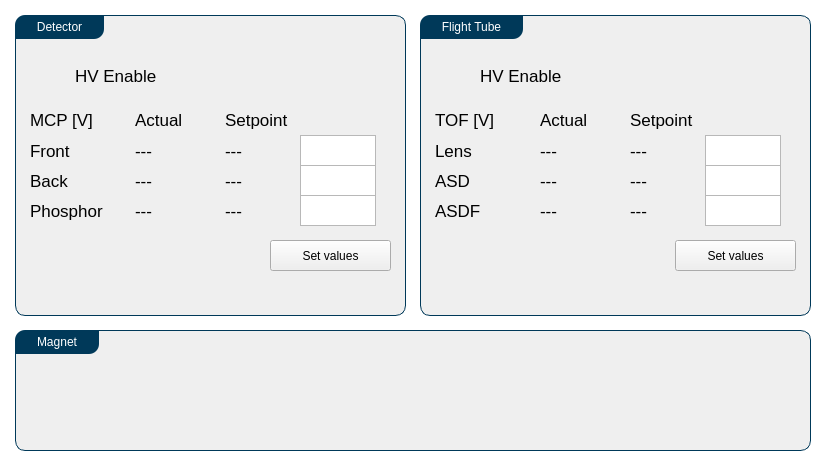
Qt form Utils/ursapqConsole/spectrometer.ui (pnjun/UrsaPQ-Manager) before a commit.
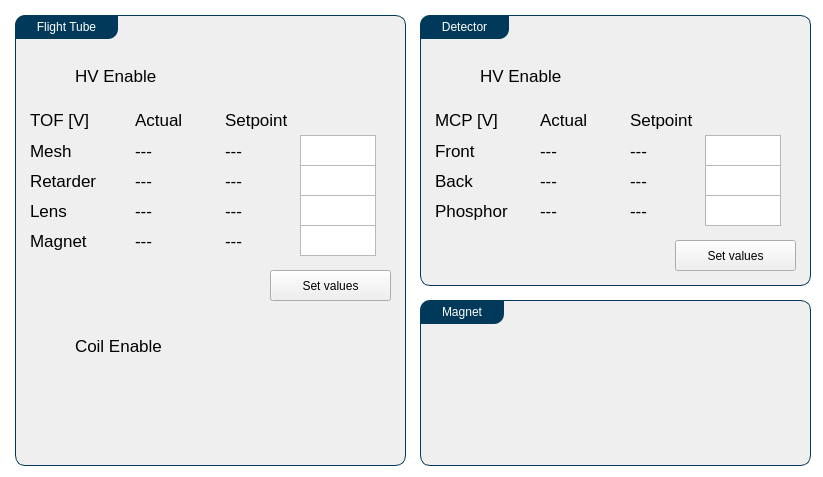
The same form after that commit.

Commit message: HVPS tof new vals

Diff of the .ui file:
```diff
--- a/Utils/ursapqConsole/spectrometer.ui
+++ b/Utils/ursapqConsole/spectrometer.ui
@@ -6,8 +6,8 @@
    <rect>
     <x>0</x>
     <y>0</y>
-    <width>824</width>
-    <height>465</height>
+    <width>823</width>
+    <height>477</height>
    </rect>
   </property>
   <property name="windowTitle">
@@ -42,10 +42,10 @@
    <widget class="QGroupBox" name="groupBox_3">
     <property name="geometry">
      <rect>
-      <x>420</x>
+      <x>15</x>
       <y>15</y>
       <width>391</width>
-      <height>301</height>
+      <height>451</height>
      </rect>
     </property>
     <property name="title">
@@ -81,7 +81,7 @@
        <x>15</x>
        <y>120</y>
        <width>361</width>
-       <height>151</height>
+       <height>181</height>
       </rect>
      </property>
      <widget class="QLabel" name="label_10">
@@ -94,7 +94,7 @@
        </rect>
       </property>
       <property name="text">
-       <string>Lens</string>
+       <string>Mesh</string>
       </property>
      </widget>
      <widget class="QLabel" name="label_11">
@@ -107,7 +107,7 @@
        </rect>
       </property>
       <property name="text">
-       <string>ASD</string>
+       <string>Retarder</string>
       </property>
      </widget>
      <widget class="QLabel" name="label_12">
@@ -120,7 +120,7 @@
        </rect>
       </property>
       <property name="text">
-       <string>ASDF</string>
+       <string>Lens</string>
       </property>
      </widget>
      <widget class="QLabel" name="tipSetPoint_8">
@@ -176,7 +176,7 @@
       <property name="geometry">
        <rect>
         <x>240</x>
-        <y>105</y>
+        <y>135</y>
         <width>121</width>
         <height>31</height>
        </rect>
@@ -244,6 +244,55 @@
        </rect>
       </property>
      </widget>
+     <widget class="QLabel" name="label_16">
+      <property name="geometry">
+       <rect>
+        <x>0</x>
+        <y>90</y>
+        <width>106</width>
+        <height>31</height>
+       </rect>
+      </property>
+      <property name="text">
+       <string>Magnet</string>
+      </property>
+     </widget>
+     <widget class="QLabel" name="tofMagnet_act">
+      <property name="geometry">
+       <rect>
+        <x>105</x>
+        <y>90</y>
+        <width>91</width>
+        <height>31</height>
+       </rect>
+      </property>
+      <property name="text">
+       <string>---</string>
+      </property>
+     </widget>
+     <widget class="QLabel" name="tofMagnet_set">
+      <property name="geometry">
+       <rect>
+        <x>195</x>
+        <y>90</y>
+        <width>76</width>
+        <height>31</height>
+       </rect>
+      </property>
+      <property name="text">
+       <string>---</string>
+      </property>
+     </widget>
+     <widget class="QPlainTextEdit" name="tofMagnet_in">
+      <property name="geometry">
+       <rect>
+        <x>270</x>
+        <y>90</y>
+        <width>76</width>
+        <height>31</height>
+       </rect>
+      </property>
+     </widget>
     </widget>
     <widget class="QLabel" name="label_13">
      <property name="geometry">
@@ -284,14 +333,48 @@
       <string>TOF [V]</string>
      </property>
     </widget>
+    <widget class="QWidget" name="widget_3" native="true">
+     <property name="geometry">
+      <rect>
+       <x>15</x>
+       <y>300</y>
+       <width>361</width>
+       <height>136</height>
+      </rect>
+     </property>
+     <widget class="QWidget" name="verticalLayoutWidget_7">
+      <property name="geometry">
+       <rect>
+        <x>0</x>
+        <y>15</y>
+        <width>46</width>
+        <height>31</height>
+       </rect>
+      </property>
+      <layout class="QVBoxLayout" name="coilEnableBox"/>
+     </widget>
+     <widget class="QLabel" name="label_17">
+      <property name="geometry">
+       <rect>
+        <x>45</x>
+        <y>15</y>
+        <width>166</width>
+        <height>31</height>
+       </rect>
+      </property>
+      <property name="text">
+       <string>Coil Enable</string>
+      </property>
+     </widget>
+    </widget>
    </widget>
    <widget class="QGroupBox" name="groupBox">
     <property name="geometry">
      <rect>
-      <x>15</x>
+      <x>420</x>
       <y>15</y>
       <width>391</width>
-      <height>301</height>
+      <height>271</height>
      </rect>
     </property>
     <property name="title">
@@ -534,10 +617,10 @@
    <widget class="QGroupBox" name="groupBox_2">
     <property name="geometry">
      <rect>
-      <x>15</x>
-      <y>330</y>
-      <width>796</width>
-      <height>121</height>
+      <x>420</x>
+      <y>300</y>
+      <width>391</width>
+      <height>166</height>
      </rect>
     </property>
     <property name="title">
```
Left out of the diff: 18 changed lines with no effect on the pictures. The commit also changes 2 other files.
